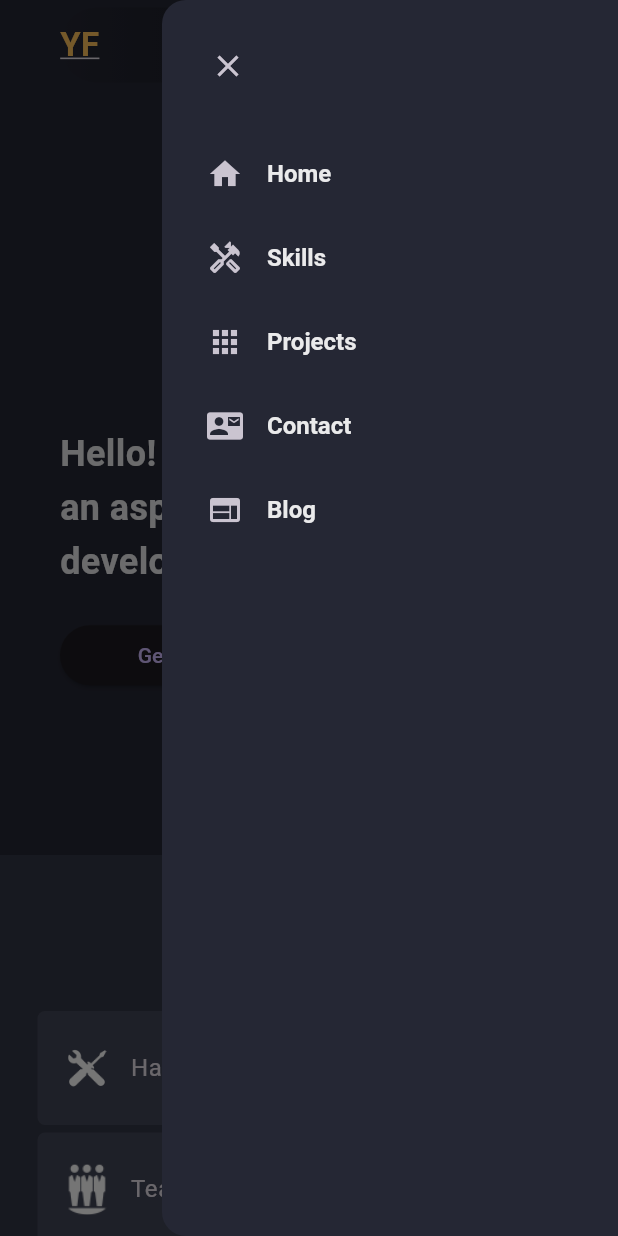
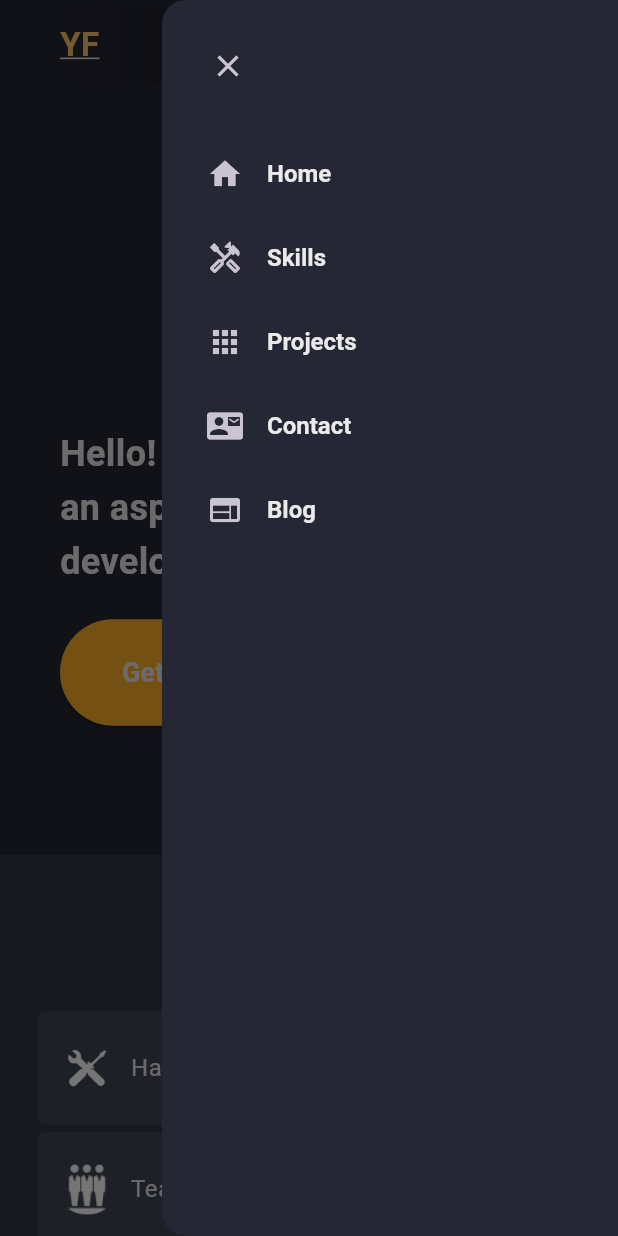
Before and after one commit to Yanai99/flutter-portfolio, a Flutter app: the screen it shows after launch, in the side drawer, after a tap on "Get in touch", on a phone screen of 412 x 824 dp. Run offline on Flutter 3.47's test engine with Material 3 defaults, Android fonts, the phone set to English and light mode, and no system bars; missing offline and left inert: dart:js.

Commit message:
fixed get in touch button and added email and phone

```diff
--- a/lib/pages/home_page.dart
+++ b/lib/pages/home_page.dart
@@ -54,7 +54,8 @@ class _HomePageState extends State<HomePage> {
                 SizedBox(key:navbarKeys.first),
                 // Main
                 if(constraints.maxWidth >= kMinDesktopWidth)
-                  HeaderDesktop(onNavMenuTap: (int navIndex){
+                  HeaderDesktop(
+                    onNavMenuTap: (int navIndex){
                     scrollToSection(navIndex);
                   },)
                 else
@@ -66,9 +67,17 @@ class _HomePageState extends State<HomePage> {
                 ),
 
                 if (constraints.maxWidth >= kMinDesktopWidth)
-                  const MainDesktop()
+                  MainDesktop(
+                    onGetInTouchTap: (int navIndex) {
+                      scrollToSection(navIndex);
+                    },
+                  )
                 else
-                  const MainMobile(),
+                  MainMobile(
+                    onGetInTouchTap: (int navIndex) {
+                      scrollToSection(navIndex);
+                    },
+                  ),
 
 
                  // Skills
--- a/lib/widgets/contacts_section.dart
+++ b/lib/widgets/contacts_section.dart
@@ -24,13 +24,56 @@ class ContactsSection extends StatelessWidget {
             "Get in Touch",
             style: TextStyle(
               fontWeight: FontWeight.bold,
-              fontSize: 24,
+              fontSize: 28,
               color: CustomColor.whitePrimary,
             ),
           ),
            const SizedBox(
-             height: 50,
+             height: 40,
            ),
+           const Row(
+            mainAxisAlignment: MainAxisAlignment.center,
+             children:[
+              Icon(
+                Icons.phone,
+                color: CustomColor.whitePrimary,
+                size: 24.0,
+                semanticLabel: 'Text to announce in accessibility modes',
+              ),
+              Text(
+              "  054-268-1867",
+              style: TextStyle(
+                fontWeight: FontWeight.bold,
+                fontSize: 24,
+                color: CustomColor.whitePrimary,
+              ),
+                       )],
+           ),
+          const SizedBox(
+            height: 50,
+          ),
+           const Row(
+            mainAxisAlignment: MainAxisAlignment.center,
+            children: [
+              Icon(
+                Icons.email,
+                color: CustomColor.whitePrimary,
+                size: 24.0,
+                semanticLabel: 'Text to announce in accessibility modes',
+              ),
+              Text(
+                "  YanaiParan@gmail.com",
+                style: TextStyle(
+                  fontWeight: FontWeight.bold,
+                  fontSize: 24,
+                  color: CustomColor.whitePrimary,
+                ),
+              )
+            ],
+          ),
+          const SizedBox(
+            height: 50,
+          ),
            ConstrainedBox(
              constraints: const BoxConstraints(
                maxWidth: 700,
@@ -41,7 +84,6 @@ class ContactsSection extends StatelessWidget {
 
           // TODO:
           // 1. add email and phone number
-          // 2. fix row to fit screen
           // 3. fix images in deployed webapp
           Wrap(
             spacing: 12,
--- a/lib/widgets/main_desktop.dart
+++ b/lib/widgets/main_desktop.dart
@@ -4,7 +4,11 @@ import '../constants/colors.dart';
 import '../constants/welcom_message.dart';
 
 class MainDesktop extends StatelessWidget {
-  const MainDesktop({super.key});
+  const MainDesktop({
+    super.key,
+    required this.onGetInTouchTap,
+  });
+  final Function(int) onGetInTouchTap;
 
   @override
   Widget build(BuildContext context) {
@@ -31,7 +35,19 @@ class MainDesktop extends StatelessWidget {
               //contact btn
               SizedBox(
                 width: 250,
-                child: ElevatedButton(onPressed: (){},
+                child: ElevatedButton(onPressed: (){
+                  onGetInTouchTap(3);
+                },
+                style: ElevatedButton.styleFrom(
+                backgroundColor: CustomColor.yellowPrimary,
+                foregroundColor: CustomColor.whitePrimary,
+                padding: const EdgeInsets.symmetric(
+                horizontal: 40, vertical: 25), // Adjust size with padding
+                textStyle: const TextStyle(
+                fontSize: 18, // Set font size
+                fontWeight: FontWeight.bold, // Set font weight
+                    ),
+                  ),
                 child: const Text("Get in touch"),)
                 )
           ],
--- a/lib/widgets/main_mobile.dart
+++ b/lib/widgets/main_mobile.dart
@@ -1,10 +1,14 @@
 import 'package:flutter/material.dart';
 import 'package:flutter_application_1/constants/welcom_message.dart';
-
 import '../constants/colors.dart';
 
 class MainMobile extends StatelessWidget {
-  const MainMobile({super.key});
+  const MainMobile({
+    super.key,
+    required this.onGetInTouchTap,
+  });
+  final Function(int) onGetInTouchTap;
+
 
   @override
   Widget build(BuildContext context) {
@@ -40,8 +44,24 @@ class MainMobile extends StatelessWidget {
                     //btn
                     SizedBox(
                       width: 180,
-                      child: ElevatedButton(onPressed: (){},
-                      child: const Text("Get in touch"),),
+                      child:
+                      ElevatedButton(
+                        onPressed: (){
+                onGetInTouchTap(3);
+              },
+                        style: ElevatedButton.styleFrom(
+                          backgroundColor: CustomColor.yellowPrimary,
+                          foregroundColor: CustomColor.whitePrimary,
+                          padding: const EdgeInsets.symmetric(
+                          horizontal: 40, vertical: 25), // Adjust size with padding
+                          textStyle: const TextStyle(
+                          fontSize: 18, // Set font size
+                          fontWeight: FontWeight.bold, // Set font weight
+                              ),
+                            ),
+
+                        child: const Text("Get in touch"),
+                        ),
                       )
                   ],
                 ),
```
